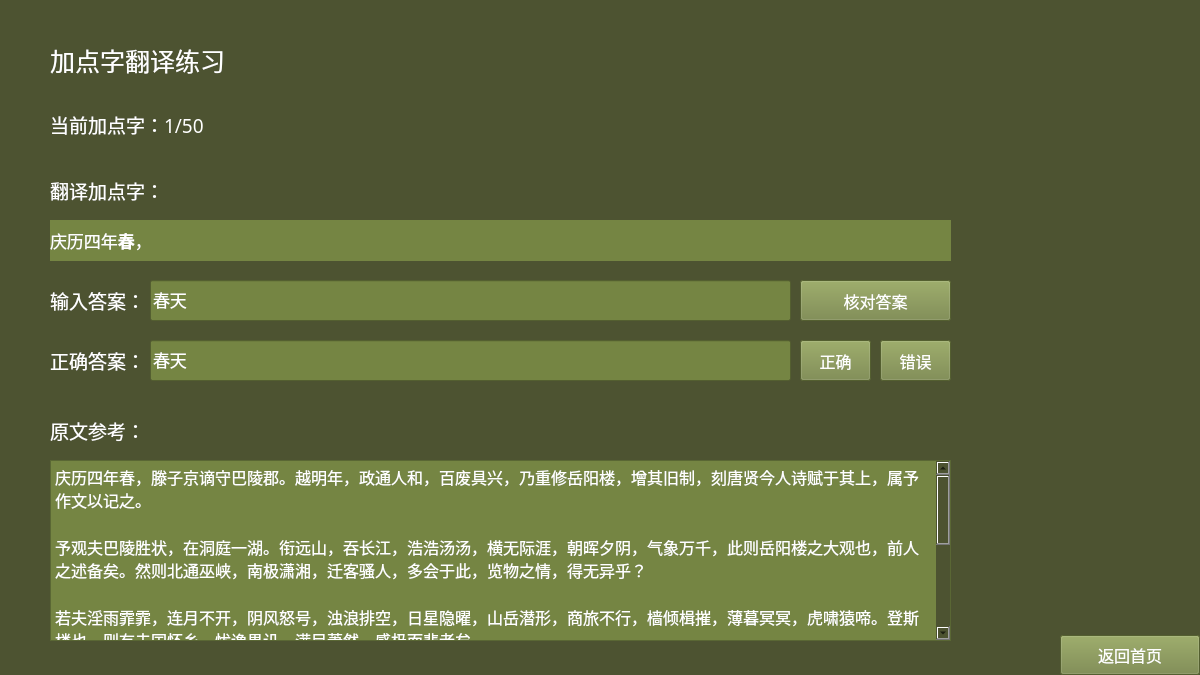
Qt form TranWord.ui (liyuxuan2003/EgretPoetry) before a commit.
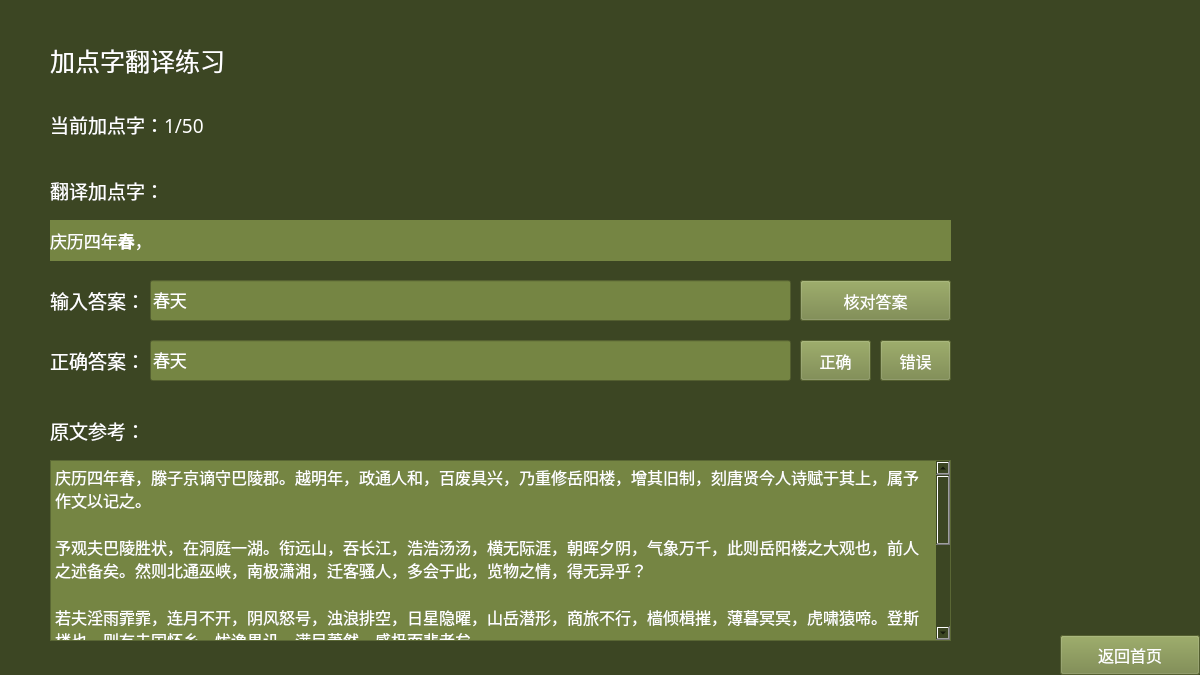
The same form after that commit.

Patch:
```diff
--- a/TranWord.ui
+++ b/TranWord.ui
@@ -14,7 +14,7 @@
    <string>Frame</string>
   </property>
   <property name="styleSheet">
-   <string notr="true">background-color: rgb(77, 83, 49);</string>
+   <string notr="true">background-color: rgb(60, 70, 35);</string>
   </property>
   <widget class="QPushButton" name="pushButtonExit">
    <property name="geometry">
```
Left out of the diff: 24 changed lines with no effect on the pictures.
